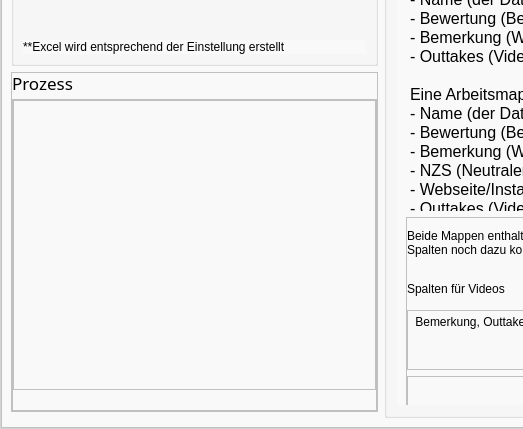
The window that dev/gui/first_draft.ui (xtrilogis/ZLF_Sort_v2.0) describes before a commit, drawn with Qt 5; both pictures show x 0 to 523 and y 320 to 749 of the 1130 by 749 pixel window.
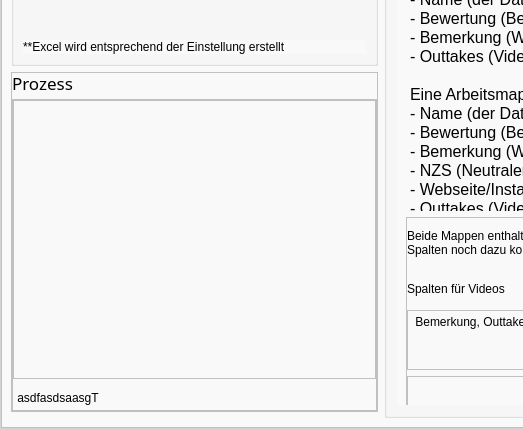
The same window after the commit. The open tabs and pages were chosen to show the change. Icons and pictures are not drawn.

Patch:
```diff
--- a/dev/gui/first_draft.ui
+++ b/dev/gui/first_draft.ui
@@ -3068,7 +3068,7 @@
                       <x>0</x>
                       <y>0</y>
                       <width>361</width>
-                      <height>285</height>
+                      <height>281</height>
                      </rect>
                     </property>
                     <layout class="QVBoxLayout" name="verticalLayout">
@@ -3103,6 +3103,12 @@
                  </item>
                  <item>
                   <widget class="QLabel" name="process_gif_label">
+                   <property name="minimumSize">
+                    <size>
+                     <width>0</width>
+                     <height>25</height>
+                    </size>
+                   </property>
                    <property name="maximumSize">
                     <size>
                      <width>90</width>
@@ -3110,7 +3116,7 @@
                     </size>
                    </property>
                    <property name="text">
-                    <string/>
+                    <string>asdfasdsaasgT</string>
                    </property>
                    <property name="scaledContents">
                     <bool>true</bool>
```
Left out of the diff: 13 changed lines with no effect on the pictures.
